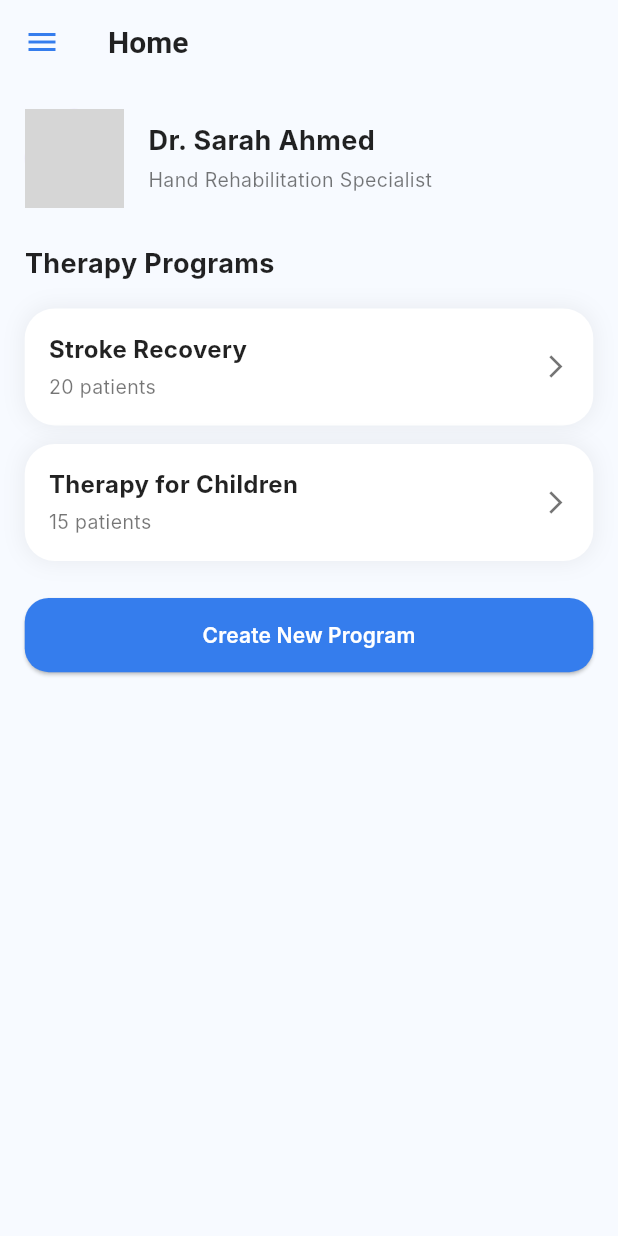
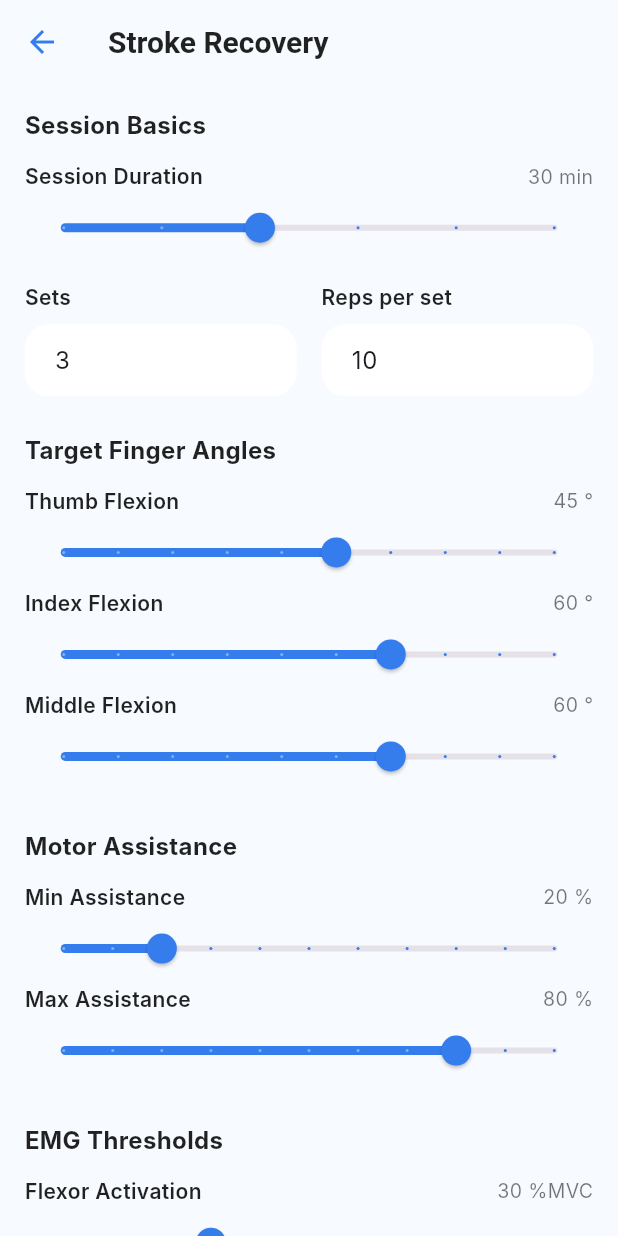
Before and after one commit to RahMA79/smart_glove, a Flutter app: the screen it shows after launch, after a tap on "Stroke Recovery", on a phone screen of 412 x 824 dp. Run offline on Flutter 3.47's test engine with Material 3 defaults, Android fonts, the phone set to English and light mode, and no system bars; Roboto replaces fonts that are missing (Inter); grey boxes are pictures that could not be loaded.

Commit message:
Create & Config Program Screens

```diff
--- /dev/null
+++ b/lib/core/widgets/app_text_field.dart
@@ -0,0 +1,52 @@
+import 'package:flutter/material.dart';
+import '../theme/app_colors.dart';
+
+class AppTextField extends StatelessWidget {
+  final String label;
+  final String hint;
+  final TextEditingController controller;
+  final TextInputType? keyboardType;
+
+  const AppTextField({
+    super.key,
+    required this.label,
+    required this.hint,
+    required this.controller,
+    this.keyboardType,
+  });
+
+  @override
+  Widget build(BuildContext context) {
+    return Column(
+      crossAxisAlignment: CrossAxisAlignment.start,
+      children: [
+        Text(
+          label,
+          style: const TextStyle(
+            fontSize: 14,
+            fontWeight: FontWeight.w600,
+            color: AppColors.textMain,
+          ),
+        ),
+        const SizedBox(height: 8),
+        TextField(
+          controller: controller,
+          keyboardType: keyboardType,
+          decoration: InputDecoration(
+            hintText: hint,
+            filled: true,
+            fillColor: Colors.white,
+            border: OutlineInputBorder(
+              borderRadius: BorderRadius.circular(16),
+              borderSide: BorderSide.none,
+            ),
+            contentPadding: const EdgeInsets.symmetric(
+              horizontal: 16,
+              vertical: 12,
+            ),
+          ),
+        ),
+      ],
+    );
+  }
+}
--- a/lib/features/doctor/presentation/screens/doctor_home_screen.dart
+++ b/lib/features/doctor/presentation/screens/doctor_home_screen.dart
@@ -2,6 +2,8 @@ import 'package:flutter/material.dart';
 import 'package:smart_glove/core/theme/app_colors.dart';
 import 'package:smart_glove/core/utils/size_config.dart';
 import 'package:smart_glove/core/widgets/primary_button.dart';
+import 'package:smart_glove/features/doctor/presentation/screens/create_program_screen.dart';
+import 'package:smart_glove/features/doctor/presentation/screens/program_config_screen.dart';
 import 'package:smart_glove/features/doctor/presentation/widgets/doctor_profile_header.dart';
 import 'package:smart_glove/features/doctor/presentation/widgets/drawer_menu.dart';
 import 'package:smart_glove/features/doctor/presentation/widgets/program_card.dart';
@@ -41,14 +43,14 @@ class DoctorHomeScreen extends StatelessWidget {
               title: 'Stroke Recovery',
               patientsCount: 20,
               onTap: () {
-                // Navigator.push(
-                //   context,
-                //   MaterialPageRoute(
-                //     builder: (_) => const ProgramConfigScreen(
-                //       programName: 'Stroke Recovery',
-                //     ),
-                //   ),
-                // );
+                Navigator.push(
+                  context,
+                  MaterialPageRoute(
+                    builder: (_) => const ProgramConfigScreen(
+                      programName: 'Stroke Recovery',
+                    ),
+                  ),
+                );
               },
             ),
             SizedBox(height: SizeConfig.blockHeight * 1.5),
@@ -56,14 +58,14 @@ class DoctorHomeScreen extends StatelessWidget {
               title: 'Therapy for Children',
               patientsCount: 15,
               onTap: () {
-                // Navigator.push(
-                //   context,
-                //   MaterialPageRoute(
-                //     builder: (_) => const ProgramConfigScreen(
-                //       programName: 'Stroke Recovery',
-                //     ),
-                //   ),
-                // );
+                Navigator.push(
+                  context,
+                  MaterialPageRoute(
+                    builder: (_) => const ProgramConfigScreen(
+                      programName: 'Stroke Recovery',
+                    ),
+                  ),
+                );
               },
             ),
 
@@ -72,10 +74,12 @@ class DoctorHomeScreen extends StatelessWidget {
             PrimaryButton(
               text: 'Create New Program',
               onPressed: () {
-                // Navigator.push(
-                //   context,
-                //   MaterialPageRoute(builder: (_) => const CreateProgramScreen()),
-                // );
+                Navigator.push(
+                  context,
+                  MaterialPageRoute(
+                    builder: (_) => const CreateProgramScreen(),
+                  ),
+                );
               },
             ),
           ],
--- /dev/null
+++ b/lib/features/doctor/presentation/screens/program_config_screen.dart
@@ -0,0 +1,258 @@
+import 'package:flutter/material.dart';
+import '../../../../core/theme/app_colors.dart';
+import '../../../../core/utils/size_config.dart';
+import '../../../../core/widgets/primary_button.dart';
+import '../../presentation/widgets/labeled_slider.dart';
+import '../../../../core/widgets/app_text_field.dart';
+
+class ProgramConfigScreen extends StatefulWidget {
+  final String programName;
+
+  const ProgramConfigScreen({super.key, required this.programName});
+
+  @override
+  State<ProgramConfigScreen> createState() => _ProgramConfigScreenState();
+}
+
+class _ProgramConfigScreenState extends State<ProgramConfigScreen> {
+  // Session settings
+  double _sessionDuration = 30; // minutes
+  final TextEditingController _setsController = TextEditingController(
+    text: '3',
+  );
+  final TextEditingController _repsController = TextEditingController(
+    text: '10',
+  );
+
+  // Angles
+  double _thumbFlex = 45;
+  double _indexFlex = 60;
+  double _middleFlex = 60;
+
+  // Motor assistance
+  double _assistMin = 20;
+  double _assistMax = 80;
+
+  // EMG thresholds
+  double _flexorThreshold = 30;
+  double _extensorThreshold = 25;
+
+  @override
+  void dispose() {
+    _setsController.dispose();
+    _repsController.dispose();
+    super.dispose();
+  }
+
+  @override
+  Widget build(BuildContext context) {
+    SizeConfig.init(context);
+
+    return Scaffold(
+      appBar: AppBar(title: Text(widget.programName)),
+      body: SingleChildScrollView(
+        padding: EdgeInsets.symmetric(
+          horizontal: SizeConfig.blockWidth * 4,
+          vertical: SizeConfig.blockHeight * 2,
+        ),
+        child: Column(
+          crossAxisAlignment: CrossAxisAlignment.start,
+          children: [
+            // Section: Session basics
+            const Text(
+              'Session Basics',
+              style: TextStyle(
+                fontSize: 16,
+                fontWeight: FontWeight.w700,
+                color: AppColors.textMain,
+              ),
+            ),
+            SizedBox(height: SizeConfig.blockHeight * 1.5),
+
+            LabeledSlider(
+              title: 'Session Duration',
+              value: _sessionDuration,
+              min: 10,
+              max: 60,
+              divisions: 5,
+              unit: 'min',
+              onChanged: (v) {
+                setState(() => _sessionDuration = v);
+              },
+            ),
+
+            SizedBox(height: SizeConfig.blockHeight * 1.5),
+
+            Row(
+              children: [
+                Expanded(
+                  child: AppTextField(
+                    label: 'Sets',
+                    hint: 'e.g. 3',
+                    controller: _setsController,
+                    keyboardType: TextInputType.number,
+                  ),
+                ),
+                SizedBox(width: SizeConfig.blockWidth * 4),
+                Expanded(
+                  child: AppTextField(
+                    label: 'Reps per set',
+                    hint: 'e.g. 10',
+                    controller: _repsController,
+                    keyboardType: TextInputType.number,
+                  ),
+                ),
+              ],
+            ),
+
+            SizedBox(height: SizeConfig.blockHeight * 3),
+
+            // Section: Finger angles
+            const Text(
+              'Target Finger Angles',
+              style: TextStyle(
+                fontSize: 16,
+                fontWeight: FontWeight.w700,
+                color: AppColors.textMain,
+              ),
+            ),
+            SizedBox(height: SizeConfig.blockHeight * 1.5),
+
+            LabeledSlider(
+              title: 'Thumb Flexion',
+              value: _thumbFlex,
+              min: 0,
+              max: 90,
+              divisions: 9,
+              unit: '°',
+              onChanged: (v) {
+                setState(() => _thumbFlex = v);
+              },
+            ),
+            LabeledSlider(
+              title: 'Index Flexion',
+              value: _indexFlex,
+              min: 0,
+              max: 90,
+              divisions: 9,
+              unit: '°',
+              onChanged: (v) {
+                setState(() => _indexFlex = v);
+              },
+            ),
+            LabeledSlider(
+              title: 'Middle Flexion',
+              value: _middleFlex,
+              min: 0,
+              max: 90,
+              divisions: 9,
+              unit: '°',
+              onChanged: (v) {
+                setState(() => _middleFlex = v);
+              },
+            ),
+
+            SizedBox(height: SizeConfig.blockHeight * 3),
+
+            // Section: Motor assistance
+            const Text(
+              'Motor Assistance',
+              style: TextStyle(
+                fontSize: 16,
+                fontWeight: FontWeight.w700,
+                color: AppColors.textMain,
+              ),
+            ),
+            SizedBox(height: SizeConfig.blockHeight * 1.5),
+
+            LabeledSlider(
+              title: 'Min Assistance',
+              value: _assistMin,
+              min: 0,
+              max: 100,
+              divisions: 10,
+              unit: '%',
+              onChanged: (v) {
+                setState(() => _assistMin = v);
+              },
+            ),
+            LabeledSlider(
+              title: 'Max Assistance',
+              value: _assistMax,
+              min: 0,
+              max: 100,
+              divisions: 10,
+              unit: '%',
+              onChanged: (v) {
+                setState(() => _assistMax = v);
+              },
+            ),
+
+            SizedBox(height: SizeConfig.blockHeight * 3),
+
+            // Section: EMG thresholds
+            const Text(
+              'EMG Thresholds',
+              style: TextStyle(
+                fontSize: 16,
+                fontWeight: FontWeight.w700,
+                color: AppColors.textMain,
+              ),
+            ),
+            SizedBox(height: SizeConfig.blockHeight * 1.5),
+
+            LabeledSlider(
+              title: 'Flexor Activation',
+              value: _flexorThreshold,
+              min: 0,
+              max: 100,
+              divisions: 10,
+              unit: '%MVC',
+              onChanged: (v) {
+                setState(() => _flexorThreshold = v);
+              },
+            ),
+            LabeledSlider(
+              title: 'Extensor Activation',
+              value: _extensorThreshold,
+              min: 0,
+              max: 100,
+              divisions: 10,
+              unit: '%MVC',
+              onChanged: (v) {
+                setState(() => _extensorThreshold = v);
+              },
+            ),
+
+            SizedBox(height: SizeConfig.blockHeight * 4),
+
+            PrimaryButton(text: 'Save Changes', onPressed: _onSavePressed),
+          ],
+        ),
+      ),
+    );
+  }
+
+  void _onSavePressed() {
+    // just print the settings to console
+    debugPrint('Program: ${widget.programName}');
+    debugPrint('Duration: $_sessionDuration');
+    debugPrint('Sets: ${_setsController.text}');
+    debugPrint('Reps: ${_repsController.text}');
+    debugPrint('Thumb: $_thumbFlex');
+    debugPrint('Index: $_indexFlex');
+    debugPrint('Middle: $_middleFlex');
+    debugPrint('Assist Min: $_assistMin');
+    debugPrint('Assist Max: $_assistMax');
+    debugPrint('Flexor EMG: $_flexorThreshold');
+    debugPrint('Extensor EMG: $_extensorThreshold');
+
+    ScaffoldMessenger.of(context).showSnackBar(
+      const SnackBar(
+        backgroundColor: AppColors.primaryBlue,
+        content: Text('Program settings saved'),
+      ),
+    );
+    Navigator.pop(context);
+  }
+}
--- /dev/null
+++ b/lib/features/doctor/presentation/widgets/labeled_slider.dart
@@ -0,0 +1,61 @@
+import 'package:flutter/material.dart';
+import '../../../../core/theme/app_colors.dart';
+
+class LabeledSlider extends StatelessWidget {
+  final String title;
+  final double value;
+  final double min;
+  final double max;
+  final int? divisions;
+  final String unit;
+  final ValueChanged<double> onChanged;
+
+  const LabeledSlider({
+    super.key,
+    required this.title,
+    required this.value,
+    required this.min,
+    required this.max,
+    this.divisions,
+    required this.unit,
+    required this.onChanged,
+  });
+
+  @override
+  Widget build(BuildContext context) {
+    return Column(
+      crossAxisAlignment: CrossAxisAlignment.start,
+      children: [
+        Row(
+          mainAxisAlignment: MainAxisAlignment.spaceBetween,
+          children: [
+            Text(
+              title,
+              style: const TextStyle(
+                fontSize: 14,
+                fontWeight: FontWeight.w600,
+                color: AppColors.textMain,
+              ),
+            ),
+            Text(
+              '${value.toStringAsFixed(0)} $unit',
+              style: const TextStyle(
+                fontSize: 13,
+                color: AppColors.textSecondary,
+              ),
+            ),
+          ],
+        ),
+        Slider(
+          value: value,
+          min: min,
+          max: max,
+          divisions: divisions,
+          label: '${value.toStringAsFixed(0)} $unit',
+          activeColor: AppColors.primaryBlue,
+          onChanged: onChanged,
+        ),
+      ],
+    );
+  }
+}
```
Also changed, not shown: lib/features/doctor/presentation/screens/create_program_screen.dart (added, +211 -0 lines).
